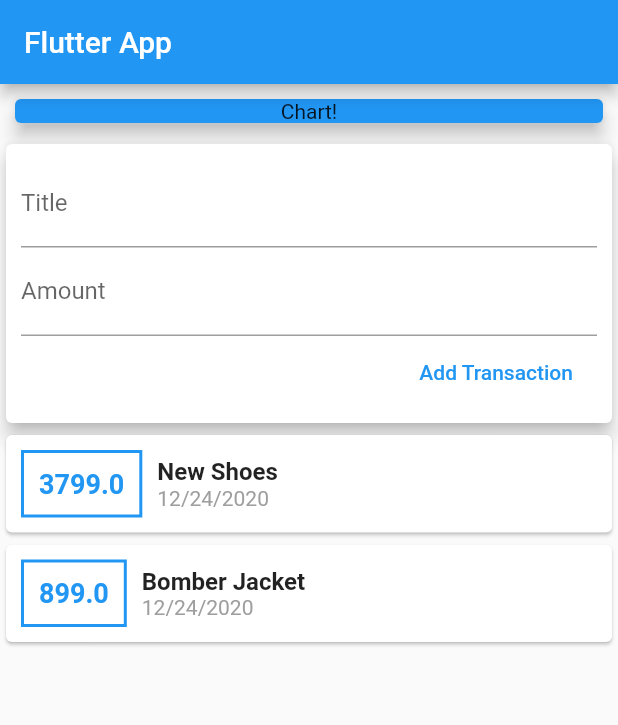
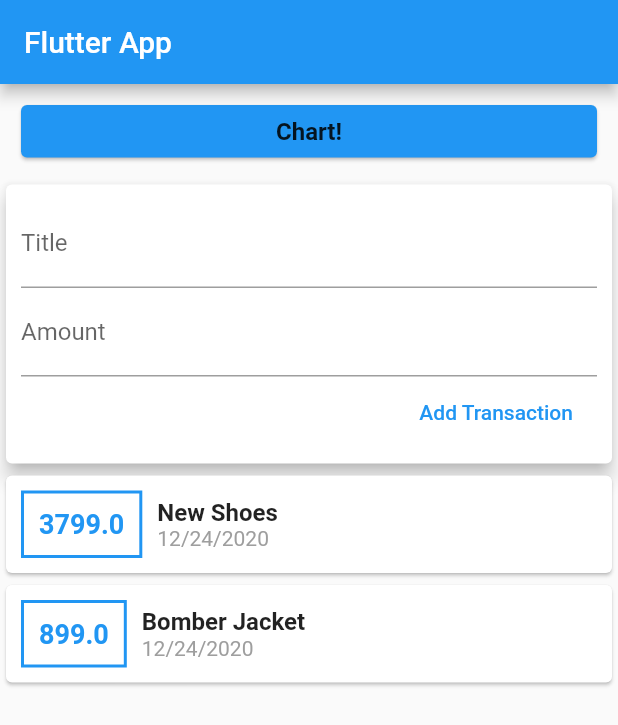
Before and after one commit to MahipalMalviya/PersonalExpense, a Flutter app: the screen it shows after launch, on a phone screen of 412 x 824 dp. Shown: the top 725 px of the screen. Run offline on Flutter 3.47's test engine with Material 2 defaults, Android fonts, the phone set to English and light mode, and no system bars.

Commit message:
* Code Split into widgets

```diff
--- a/lib/main.dart
+++ b/lib/main.dart
@@ -1,7 +1,8 @@
 import 'package:flutter/cupertino.dart';
 import 'package:flutter/material.dart';
-import 'package:intl/intl.dart';
-import './transaction.dart';
+import 'package:flutter_personal_expense/widgets/user_transaction.dart';
+import './widgets/textinput_transaction.dart';
+import './widgets/transaction_list.dart';
 
 void main() => runApp(MyApp());
 
@@ -33,12 +34,7 @@ class MyApp extends StatelessWidget {
 }
 
 class MyHomePage extends StatelessWidget {
-  final List<Transaction> transaction = [
-    Transaction(
-        id: 't1', title: 'New Shoes', amount: 3799, date: DateTime.now()),
-    Transaction(
-        id: 't2', title: 'Bomber Jacket', amount: 899, date: DateTime.now())
-  ];
+
   final titleController = TextEditingController();
   final amountController = TextEditingController();
 
@@ -53,87 +49,21 @@ class MyHomePage extends StatelessWidget {
         crossAxisAlignment: CrossAxisAlignment.stretch,
         children: [
           Container(
+            margin: EdgeInsets.all(10),
             width: double.infinity,
             child: Card(
               color: Colors.blue,
-              margin: EdgeInsets.all(10),
-              child: Text(
-                'Chart!',
-                textAlign: TextAlign.center,
-              ),
-              elevation: 5,
-            ),
-          ),
-          Card(
-            elevation: 5,
-            child: Container(
-              padding: EdgeInsets.all(10),
-              child: Column(
-                crossAxisAlignment: CrossAxisAlignment.end,
-                children: [
-                  TextField(
-                    decoration: InputDecoration(labelText: 'Title'),
-                    controller: titleController,
-                  ),
-                  TextField(
-                    decoration: InputDecoration(labelText: 'Amount'),
-                    controller: amountController,
-                  ),
-                  FlatButton(
-                    child: Text('Add Transaction'),
-                    textColor: Colors.blue,
-                    onPressed: () {
-                      print(titleController.text);
-                    },
-                  )
-                ],
+              child: Container(
+                margin: EdgeInsets.all(8),
+                child: Text(
+                  'Chart!',
+                  textAlign: TextAlign.center,
+                  style: TextStyle(fontSize: 16,fontWeight: FontWeight.bold),
+                ),
               ),
             ),
           ),
-          Column(
-            children: transaction.map((trans) {
-              return Container(
-                width: double.infinity,
-                child: Card(
-                  child: Row(
-                    children: [
-                      Container(
-                        margin:
-                            EdgeInsets.symmetric(vertical: 10, horizontal: 10),
-                        decoration: BoxDecoration(
-                            border: Border.all(
-                          color: Colors.blue,
-                          width: 2,
-                        )),
-                        padding: EdgeInsets.all(10),
-                        child: Text(
-                          trans.amount.toString(),
-                          style: TextStyle(
-                              fontWeight: FontWeight.bold,
-                              fontSize: 18,
-                              color: Colors.blue),
-                        ),
-                      ),
-                      Column(
-                        crossAxisAlignment: CrossAxisAlignment.start,
-                        children: [
-                          Text(
-                            trans.title,
-                            style: TextStyle(
-                                fontSize: 16, fontWeight: FontWeight.bold),
-                          ),
-                          Text(
-                            DateFormat().add_yMd().format(trans.date),
-                            style: TextStyle(color: Colors.grey),
-                          )
-                        ],
-                      )
-                    ],
-                  ),
-                ),
-              );
-            }).toList(),
-          )
+          UserTransaction(),
         ],
       ),
     );
--- /dev/null
+++ b/lib/widgets/textinput_transaction.dart
@@ -0,0 +1,36 @@
+import 'package:flutter/material.dart';
+
+class TextInputTransaction extends StatelessWidget {
+  final titleController = TextEditingController();
+  final amountController = TextEditingController();
+
+  @override
+  Widget build(BuildContext context) {
+    return Card(
+      elevation: 5,
+      child: Container(
+        padding: EdgeInsets.all(10),
+        child: Column(
+          crossAxisAlignment: CrossAxisAlignment.end,
+          children: [
+            TextField(
+              decoration: InputDecoration(labelText: 'Title'),
+              controller: titleController,
+            ),
+            TextField(
+              decoration: InputDecoration(labelText: 'Amount'),
+              controller: amountController,
+            ),
+            FlatButton(
+              child: Text('Add Transaction'),
+              textColor: Colors.blue,
+              onPressed: () {
+                print(titleController.text);
+              },
+            )
+          ],
+        ),
+      ),
+    );
+  }
+}
--- /dev/null
+++ b/lib/widgets/transaction_list.dart
@@ -0,0 +1,58 @@
+import 'package:flutter/material.dart';
+import 'package:intl/intl.dart';
+
+import '../model/transaction.dart';
+
+class TransactionList extends StatelessWidget {
+  final List<Transaction> _userTransactionList;
+
+  const TransactionList(this._userTransactionList);
+
+  @override
+  Widget build(BuildContext context) {
+    return Column(
+      children: _userTransactionList.map((trans) {
+        return Container(
+          width: double.infinity,
+          child: Card(
+            child: Row(
+              children: [
+                Container(
+                  margin:
+                  EdgeInsets.symmetric(vertical: 10, horizontal: 10),
+                  decoration: BoxDecoration(
+                      border: Border.all(
+                        color: Colors.blue,
+                        width: 2,
+                      )),
+                  padding: EdgeInsets.all(10),
+                  child: Text(
+                    trans.amount.toString(),
+                    style: TextStyle(
+                        fontWeight: FontWeight.bold,
+                        fontSize: 18,
+                        color: Colors.blue),
+                  ),
+                ),
+                Column(
+                  crossAxisAlignment: CrossAxisAlignment.start,
+                  children: [
+                    Text(
+                      trans.title,
+                      style: TextStyle(
+                          fontSize: 16, fontWeight: FontWeight.bold),
+                    ),
+                    Text(
+                      DateFormat().add_yMd().format(trans.date),
+                      style: TextStyle(color: Colors.grey),
+                    )
+                  ],
+                )
+              ],
+            ),
+          ),
+        );
+      }).toList(),
+    );
+  }
+}
--- /dev/null
+++ b/lib/widgets/user_transaction.dart
@@ -0,0 +1,28 @@
+import 'package:flutter/material.dart';
+import '../model/transaction.dart';
+import '../widgets/transaction_list.dart';
+import '../widgets/textinput_transaction.dart';
+
+class UserTransaction extends StatefulWidget {
+  @override
+  _UserTransactionState createState() => _UserTransactionState();
+}
+
+class _UserTransactionState extends State<UserTransaction> {
+  final List<Transaction> _userTransactionList = [
+    Transaction(
+        id: 't1', title: 'New Shoes', amount: 3799, date: DateTime.now()),
+    Transaction(
+        id: 't2', title: 'Bomber Jacket', amount: 899, date: DateTime.now())
+  ];
+
+  @override
+  Widget build(BuildContext context) {
+    return Column(
+      children: [
+        TextInputTransaction(),
+        TransactionList(_userTransactionList),
+      ],
+    );
+  }
+}
```
Also changed, not shown: lib/model/transaction.dart (renamed from lib/transaction.dart).
